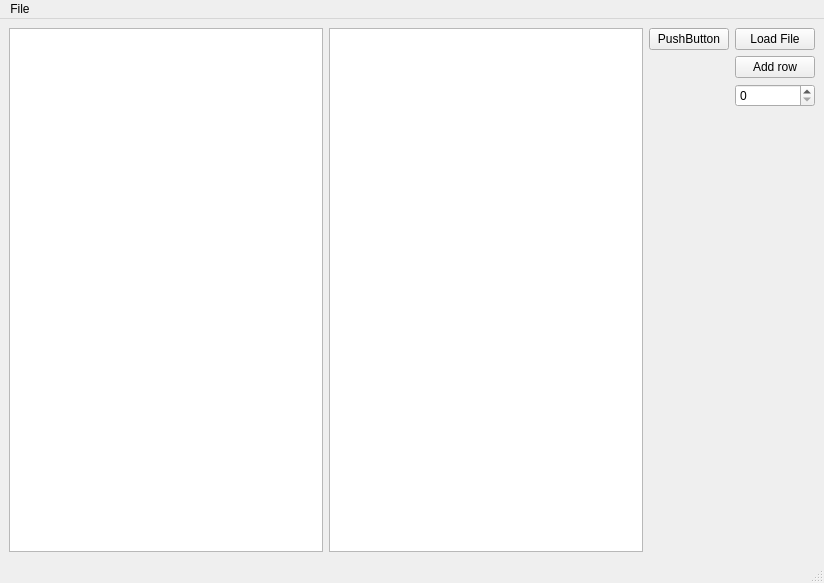
First picture: the form in src/ex_modelview/mainwindow.ui, repository dsba-z/week18cpp2021-modelview, before the edit.
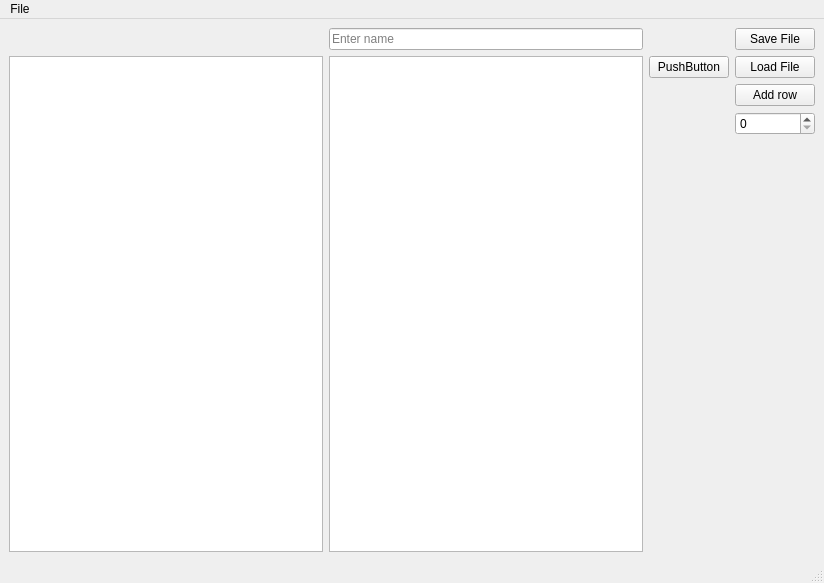
Second picture: the form after the edit.

Patch:
```diff
--- a/src/ex_modelview/mainwindow.ui
+++ b/src/ex_modelview/mainwindow.ui
@@ -62,6 +62,20 @@
       </property>
      </widget>
     </item>
+    <item row="0" column="5">
+     <widget class="QPushButton" name="saveButton">
+      <property name="text">
+       <string>Save File</string>
+      </property>
+     </widget>
+    </item>
+    <item row="0" column="3">
+     <widget class="QLineEdit" name="nameFilterlineEdit">
+      <property name="placeholderText">
+       <string>Enter name</string>
+      </property>
+     </widget>
+    </item>
    </layout>
   </widget>
   <widget class="QMenuBar" name="menubar">
```
Left out of the diff: 2 changed lines with no effect on the pictures.
